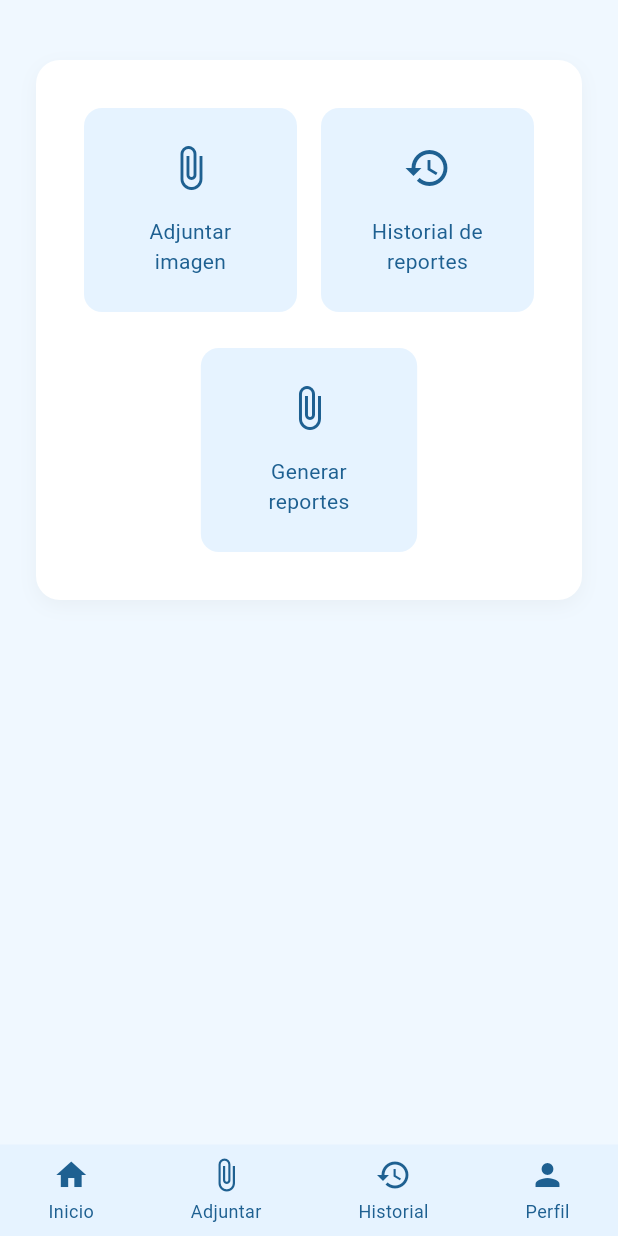
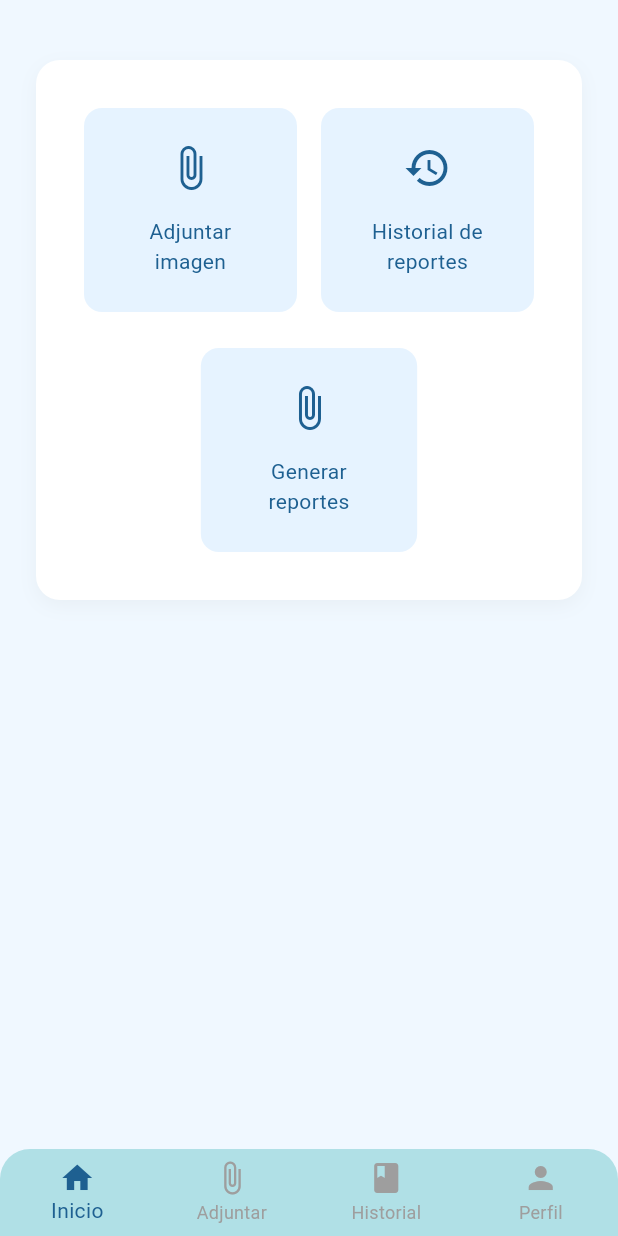
Before and after one commit to SergIOSanchez99/ProyectoTallerMovil, a Flutter app: the HomePage screen opened by its route, on a phone screen of 412 x 824 dp. Run offline on Flutter 3.47's test engine with Material 3 defaults, Android fonts, the phone set to English and light mode, and no system bars; accounts and stored records are empty; Roboto replaces fonts that are missing (System).

Commit message:
feat: Aplicar estilo de navegador inferior de upload_image al home_page
- Cambiar navegador inferior del home_page al mismo estilo que upload_image
- Agregar bordes redondeados (topLeft y topRight con Radius.circular(20))
- Usar BottomNavigationBar con colores consistentes
- Mantener funcionalidad de navegación existente
- Aplicar color azul claro (#B0E0E6) y azul oscuro (#1E6091) para consistencia visual

```diff
--- a/lib/pages/home_page.dart
+++ b/lib/pages/home_page.dart
@@ -79,17 +79,38 @@ class _HomePageState extends State<HomePage> {
             ),
             // Barra de navegación inferior
             Container(
-              padding: const EdgeInsets.symmetric(vertical: AppDimensions.spacingS),
               decoration: const BoxDecoration(
-                color: AppColors.lightBlue,
+                color: Color(0xFFB0E0E6), // Azul claro
+                borderRadius: BorderRadius.only(
+                  topLeft: Radius.circular(20),
+                  topRight: Radius.circular(20),
+                ),
               ),
-              child: Row(
-                mainAxisAlignment: MainAxisAlignment.spaceAround,
-                children: [
-                  _buildNavItem(Icons.home, AppStrings.homeNav, 0),
-                  _buildNavItem(Icons.attach_file, AppStrings.attachNav, 1),
-                  _buildNavItem(Icons.history, AppStrings.historyNav, 2),
-                  _buildNavItem(Icons.person, AppStrings.profileNav, 3),
+              child: BottomNavigationBar(
+                currentIndex: 0, // Índice para "Inicio"
+                onTap: _handleNavigation,
+                type: BottomNavigationBarType.fixed,
+                backgroundColor: Colors.transparent,
+                elevation: 0,
+                selectedItemColor: const Color(0xFF1E6091), // Azul oscuro
+                unselectedItemColor: Colors.grey,
+                items: const <BottomNavigationBarItem>[
+                  BottomNavigationBarItem(
+                    icon: Icon(Icons.home),
+                    label: 'Inicio',
+                  ),
+                  BottomNavigationBarItem(
+                    icon: Icon(Icons.attach_file),
+                    label: 'Adjuntar',
+                  ),
+                  BottomNavigationBarItem(
+                    icon: Icon(Icons.book),
+                    label: 'Historial',
+                  ),
+                  BottomNavigationBarItem(
+                    icon: Icon(Icons.person),
+                    label: 'Perfil',
+                  ),
                 ],
               ),
             ),
@@ -99,34 +120,6 @@ class _HomePageState extends State<HomePage> {
     );
   }
 
-  Widget _buildNavItem(IconData icon, String label, int index) {
-    return GestureDetector(
-      onTap: () {
-        setState(() {
-          _selectedIndex = index;
-        });
-        _handleNavigation(index);
-      },
-      child: Column(
-        mainAxisSize: MainAxisSize.min,
-        children: [
-          Icon(
-            icon,
-            size: AppDimensions.iconSizeM,
-            color: AppColors.primaryBlue,
-          ),
-          const SizedBox(height: AppDimensions.spacingXS),
-          Text(
-            label,
-            style: const TextStyle(
-              fontSize: AppDimensions.fontSizeS,
-              color: AppColors.primaryBlue,
-            ),
-          ),
-        ],
-      ),
-    );
-  }
 
   void _handleAttachImage() {
     context.pushNamed(AppRoutes.uploadImage);
@@ -141,6 +134,10 @@ class _HomePageState extends State<HomePage> {
   }
 
   void _handleNavigation(int index) {
+    setState(() {
+      _selectedIndex = index;
+    });
+
     switch (index) {
       case 0:
         // Ya estamos en inicio
```
